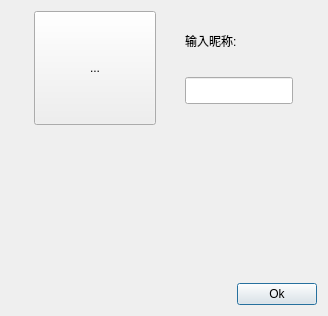
The window that dialognickname.ui (unsky/cortfly) describes before a commit, drawn with Qt 5.
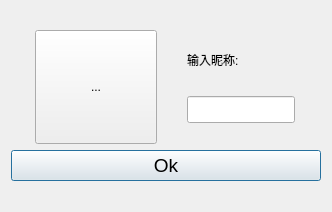
The same window after the commit.

What changed in the file:
```diff
--- a/dialognickname.ui
+++ b/dialognickname.ui
@@ -6,13 +6,17 @@
    <rect>
     <x>0</x>
     <y>0</y>
-    <width>328</width>
-    <height>316</height>
+    <width>332</width>
+    <height>212</height>
    </rect>
   </property>
   <property name="windowTitle">
    <string>资料卡</string>
   </property>
+  <property name="styleSheet">
+   <string notr="true">border-color: qradialgradient(spread:pad, cx:0.5, cy:0.5, radius:0.5, fx:0.5, fy:0.5, stop:0 rgba(255, 255, 255, 255), stop:0.1 rgba(255, 255, 255, 255), stop:0.2 rgba(255, 176, 176, 167), stop:0.3 rgba(255, 151, 151, 92), stop:0.4 rgba(255, 125, 125, 51), stop:0.5 rgba(255, 76, 76, 205), stop:0.52 rgba(255, 76, 76, 205), stop:0.6 rgba(255, 180, 180, 84), stop:1 rgba(255, 255, 255, 0));
+border-color: rgb(148, 148, 148);</string>
+  </property>
   <layout class="QVBoxLayout" name="verticalLayout_3">
    <item>
     <layout class="QVBoxLayout" name="verticalLayout_2">
@@ -72,36 +76,15 @@
        </item>
       </layout>
      </item>
-     <item>
-      <spacer name="verticalSpacer">
-       <property name="orientation">
-        <enum>Qt::Vertical</enum>
-       </property>
-       <property name="sizeHint" stdset="0">
-        <size>
-         <width>1</width>
-         <height>0</height>
-        </size>
-       </property>
-      </spacer>
-     </item>
      <item>
       <layout class="QHBoxLayout" name="horizontalLayout_2">
-       <item>
-        <spacer name="horizontalSpacer">
-         <property name="orientation">
-          <enum>Qt::Horizontal</enum>
-         </property>
-         <property name="sizeHint" stdset="0">
-          <size>
-           <width>40</width>
-           <height>20</height>
-          </size>
-         </property>
-        </spacer>
-       </item>
        <item>
         <widget class="QPushButton" name="btnOk">
+         <property name="font">
+          <font>
+           <pointsize>14</pointsize>
+          </font>
+         </property>
          <property name="text">
           <string>Ok</string>
          </property>
```
